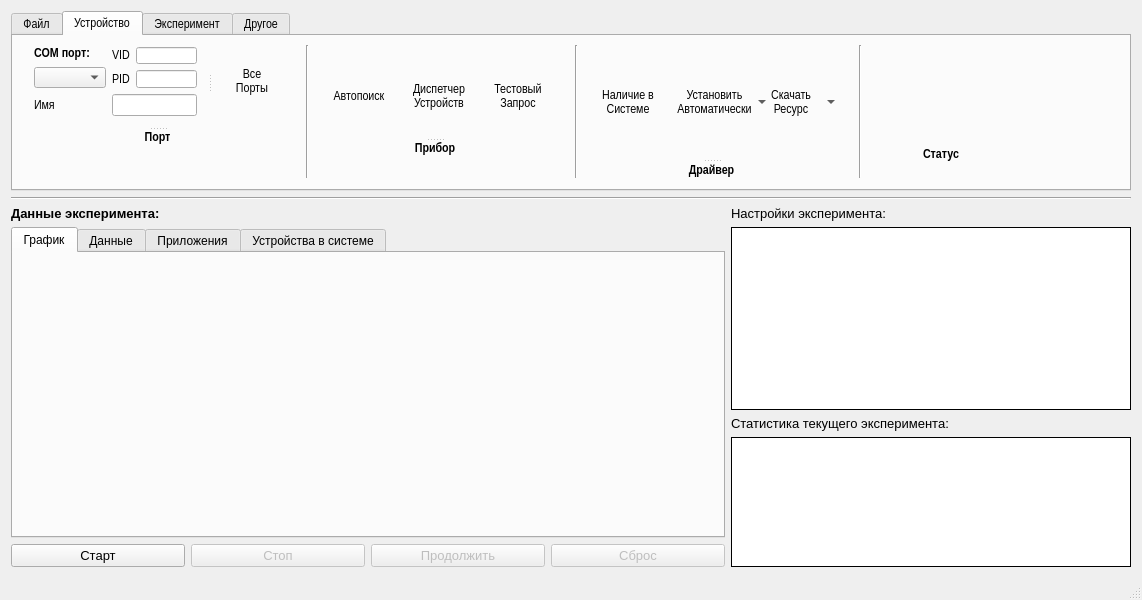
This is mainwindow.ui in gurmaaan/WeldAnalysis as Qt 5 draws it before an edit. The edited form follows.
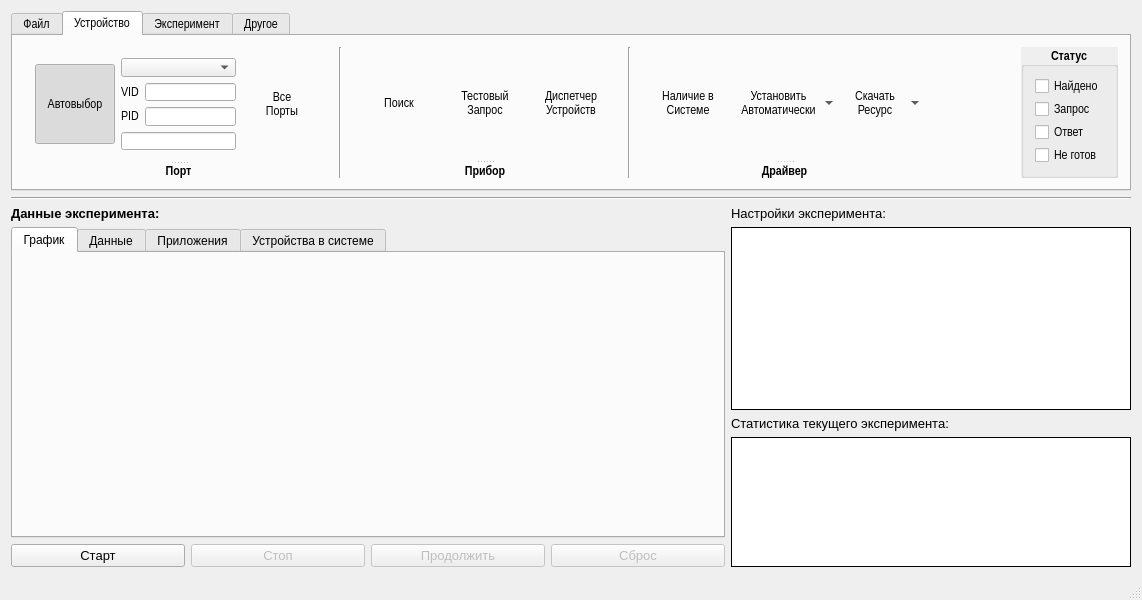
This is the edited form. Icons and pictures are not drawn. Custom widgets are drawn as their Qt base class.

```diff
--- a/mainwindow.ui
+++ b/mainwindow.ui
@@ -527,58 +527,211 @@
        <attribute name="title">
         <string>Устройство</string>
        </attribute>
+       <layout class="QHBoxLayout" name="horizontalLayout_12">
+        <item>
+         <widget class="QSplitter" name="splitter_2">
+          <property name="orientation">
+           <enum>Qt::Vertical</enum>
+          </property>
+          <widget class="QWidget" name="layoutWidget">
+           <layout class="QHBoxLayout" name="horizontalLayout_10">
+            <item>
+             <widget class="QToolButton" name="menu_device_port__">
+              <property name="sizePolicy">
+               <sizepolicy hsizetype="Fixed" vsizetype="Fixed">
+                <horstretch>0</horstretch>
+                <verstretch>0</verstretch>
+               </sizepolicy>
+              </property>
+              <property name="minimumSize">
+               <size>
+                <width>80</width>
+                <height>80</height>
+               </size>
+              </property>
+              <property name="toolTip">
+               <string>Просмотр всех подключенных устройств, найденных в системе (Включая HID)</string>
+              </property>
+              <property name="statusTip">
+               <string>Просмотр всех подключенных устройств, найденных в системе (Включая HID) </string>
+              </property>
+              <property name="text">
+               <string>Автовыбор</string>
+              </property>
+              <property name="icon">
+               <iconset resource="sources.qrc">
+                <normaloff>:/GUI/Icons/Device/USBGood.png</normaloff>:/GUI/Icons/Device/USBGood.png</iconset>
+              </property>
+              <property name="iconSize">
+               <size>
+                <width>50</width>
+                <height>50</height>
+               </size>
+              </property>
+              <property name="checkable">
+               <bool>true</bool>
+              </property>
+              <property name="checked">
+               <bool>true</bool>
+              </property>
+              <property name="toolButtonStyle">
+               <enum>Qt::ToolButtonTextUnderIcon</enum>
+              </property>
+              <property name="autoRaise">
+               <bool>true</bool>
+              </property>
+              <property name="arrowType">
+               <enum>Qt::NoArrow</enum>
+              </property>
+             </widget>
+            </item>
+            <item>
+             <layout class="QVBoxLayout" name="verticalLayout_5">
+              <item>
+               <widget class="QComboBox" name="menu_device_port_com_combobox">
+                <property name="enabled">
+                 <bool>true</bool>
+                </property>
+               </widget>
+              </item>
+              <item>
+               <layout class="QHBoxLayout" name="horizontalLayout_7">
+                <item>
+                 <widget class="QLabel" name="menu_device_port_vid_label">
+                  <property name="text">
+                   <string>VID</string>
+                  </property>
+                  <property name="buddy">
+                   <cstring>menu_device_port_vid_edit</cstring>
+                  </property>
+                 </widget>
+                </item>
+                <item>
+                 <widget class="QLineEdit" name="menu_device_port_vid_edit">
+                  <property name="maximumSize">
+                   <size>
+                    <width>100</width>
+                    <height>16777215</height>
+                   </size>
+                  </property>
+                  <property name="readOnly">
+                   <bool>true</bool>
+                  </property>
+                 </widget>
+                </item>
+               </layout>
+              </item>
+              <item>
+               <layout class="QHBoxLayout" name="horizontalLayout_9">
+                <item>
+                 <widget class="QLabel" name="menu_device_port_pid_label">
+                  <property name="text">
+                   <string>PID</string>
+                  </property>
+                  <property name="buddy">
+                   <cstring>menu_device_port_pid_edit</cstring>
+                  </property>
+                 </widget>
+                </item>
+                <item>
+                 <widget class="QLineEdit" name="menu_device_port_pid_edit">
+                  <property name="maximumSize">
+                   <size>
+                    <width>100</width>
+                    <height>16777215</height>
+                   </size>
+                  </property>
+                  <property name="readOnly">
+                   <bool>true</bool>
+                  </property>
+                 </widget>
+                </item>
+               </layout>
+              </item>
+              <item>
+               <widget class="QLineEdit" name="menu_device_port_name_edit"/>
+              </item>
+             </layout>
+            </item>
+            <item>
+             <widget class="QToolButton" name="menu_device_port_allButton">
+              <property name="sizePolicy">
+               <sizepolicy hsizetype="Fixed" vsizetype="Fixed">
+                <horstretch>0</horstretch>
+                <verstretch>0</verstretch>
+               </sizepolicy>
+              </property>
+              <property name="minimumSize">
+               <size>
+                <width>80</width>
+                <height>80</height>
+               </size>
+              </property>
+              <property name="toolTip">
+               <string>Просмотр всех подключенных устройств, найденных в системе (Включая HID)</string>
+              </property>
+              <property name="statusTip">
+               <string>Просмотр всех подключенных устройств, найденных в системе (Включая HID) </string>
+              </property>
+              <property name="text">
+               <string>Все
+Порты</string>
+              </property>
+              <property name="icon">
+               <iconset resource="sources.qrc">
+                <normaloff>:/GUI/Icons/Device/PortManual.png</normaloff>:/GUI/Icons/Device/PortManual.png</iconset>
+              </property>
+              <property name="iconSize">
+               <size>
+                <width>50</width>
+                <height>50</height>
+               </size>
+              </property>
+              <property name="shortcut">
+               <string>Ctrl+Shift+F</string>
+              </property>
+              <property name="toolButtonStyle">
+               <enum>Qt::ToolButtonTextUnderIcon</enum>
+              </property>
+              <property name="autoRaise">
+               <bool>true</bool>
+              </property>
+             </widget>
+            </item>
+           </layout>
+          </widget>
+          <widget class="QLabel" name="menu_device_port_label">
+           <property name="font">
+            <font>
+             <weight>75</weight>
+             <bold>true</bold>
+            </font>
+           </property>
+           <property name="text">
+            <string>Порт</string>
+           </property>
+           <property name="alignment">
+            <set>Qt::AlignCenter</set>
+           </property>
+           <property name="buddy">
+            <cstring>menu_device_port_com_combobox</cstring>
+           </property>
+          </widget>
+         </widget>
+        </item>
+        <item>
        <widget class="Line" name="menu_device_1_line">
-        <property name="geometry">
-         <rect>
-          <x>286</x>
-          <y>9</y>
-          <width>16</width>
-          <height>133</height>
-         </rect>
-        </property>
         <property name="orientation">
          <enum>Qt::Vertical</enum>
         </property>
        </widget>
-       <widget class="Line" name="menu_device_1_line_2">
-        <property name="geometry">
-         <rect>
-          <x>555</x>
-          <y>9</y>
-          <width>16</width>
-          <height>133</height>
-         </rect>
-        </property>
-        <property name="orientation">
-         <enum>Qt::Vertical</enum>
-        </property>
-       </widget>
-       <widget class="Line" name="menu_device_1_line_3">
-        <property name="geometry">
-         <rect>
-          <x>839</x>
-          <y>9</y>
-          <width>16</width>
-          <height>133</height>
-         </rect>
-        </property>
-        <property name="orientation">
-         <enum>Qt::Vertical</enum>
-        </property>
-       </widget>
+        </item>
+        <item>
        <widget class="QSplitter" name="splitter_4">
-        <property name="geometry">
-         <rect>
-          <x>295</x>
-          <y>9</y>
-          <width>254</width>
-          <height>110</height>
-         </rect>
-        </property>
         <property name="orientation">
          <enum>Qt::Vertical</enum>
         </property>
-        <widget class="QWidget" name="">
+          <widget class="QWidget" name="layoutWidget">
          <layout class="QHBoxLayout" name="horizontalLayout_11">
           <item>
            <widget class="QToolButton" name="menu_device_gadget_autoButton">
@@ -607,7 +760,7 @@
              <string>Автоматический поиск подключенного устройства</string>
             </property>
             <property name="text">
-             <string>Автопоиск</string>
+               <string>Поиск</string>
             </property>
             <property name="icon">
              <iconset resource="sources.qrc">
@@ -633,54 +786,6 @@
             </property>
            </widget>
           </item>
-          <item>
-           <widget class="QToolButton" name="menu_device_port_winManager_button">
-            <property name="sizePolicy">
-             <sizepolicy hsizetype="Fixed" vsizetype="Fixed">
-              <horstretch>0</horstretch>
-              <verstretch>0</verstretch>
-             </sizepolicy>
-            </property>
-            <property name="minimumSize">
-             <size>
-              <width>80</width>
-              <height>80</height>
-             </size>
-            </property>
-            <property name="mouseTracking">
-             <bool>true</bool>
-            </property>
-            <property name="toolTip">
-             <string>Открыть диспетчер устройств Windows</string>
-            </property>
-            <property name="statusTip">
-             <string>Открыть диспетчер устройств Windows</string>
-            </property>
-            <property name="layoutDirection">
-             <enum>Qt::LeftToRight</enum>
-            </property>
-            <property name="text">
-             <string>Диспетчер
-Устройств</string>
-            </property>
-            <property name="icon">
-             <iconset resource="sources.qrc">
-              <normaloff>:/GUI/Icons/Device/DeviceManager.png</normaloff>:/GUI/Icons/Device/DeviceManager.png</iconset>
-            </property>
-            <property name="iconSize">
-             <size>
-              <width>50</width>
-              <height>50</height>
-             </size>
-            </property>
-            <property name="toolButtonStyle">
-             <enum>Qt::ToolButtonTextUnderIcon</enum>
-            </property>
-            <property name="autoRaise">
-             <bool>true</bool>
-            </property>
-           </widget>
-          </item>
           <item>
            <widget class="QToolButton" name="menu_device_gadget_test_button">
             <property name="sizePolicy">
@@ -735,6 +840,54 @@
             </property>
            </widget>
           </item>
+            <item>
+             <widget class="QToolButton" name="menu_device_port_winManager_button">
+              <property name="sizePolicy">
+               <sizepolicy hsizetype="Fixed" vsizetype="Fixed">
+                <horstretch>0</horstretch>
+                <verstretch>0</verstretch>
+               </sizepolicy>
+              </property>
+              <property name="minimumSize">
+               <size>
+                <width>80</width>
+                <height>80</height>
+               </size>
+              </property>
+              <property name="mouseTracking">
+               <bool>true</bool>
+              </property>
+              <property name="toolTip">
+               <string>Открыть диспетчер устройств Windows</string>
+              </property>
+              <property name="statusTip">
+               <string>Открыть диспетчер устройств Windows</string>
+              </property>
+              <property name="layoutDirection">
+               <enum>Qt::LeftToRight</enum>
+              </property>
+              <property name="text">
+               <string>Диспетчер
+Устройств</string>
+              </property>
+              <property name="icon">
+               <iconset resource="sources.qrc">
+                <normaloff>:/GUI/Icons/Device/DeviceManager.png</normaloff>:/GUI/Icons/Device/DeviceManager.png</iconset>
+              </property>
+              <property name="iconSize">
+               <size>
+                <width>50</width>
+                <height>50</height>
+               </size>
+              </property>
+              <property name="toolButtonStyle">
+               <enum>Qt::ToolButtonTextUnderIcon</enum>
+              </property>
+              <property name="autoRaise">
+               <bool>true</bool>
+              </property>
+             </widget>
+            </item>
          </layout>
         </widget>
         <widget class="QLabel" name="menu_device_gadget_label">
@@ -755,19 +908,20 @@
          </property>
         </widget>
        </widget>
+        </item>
+        <item>
+         <widget class="Line" name="menu_device_1_line_2">
+          <property name="orientation">
+           <enum>Qt::Vertical</enum>
+          </property>
+         </widget>
+        </item>
+        <item>
        <widget class="QSplitter" name="splitter_5">
-        <property name="geometry">
-         <rect>
-          <x>564</x>
-          <y>9</y>
-          <width>269</width>
-          <height>133</height>
-         </rect>
-        </property>
         <property name="orientation">
          <enum>Qt::Vertical</enum>
         </property>
-        <widget class="QWidget" name="">
+          <widget class="QWidget" name="layoutWidget">
          <layout class="QHBoxLayout" name="horizontalLayout_3">
           <item>
            <widget class="QToolButton" name="menu_device_driverInfo_button">
@@ -927,202 +1081,100 @@
          </property>
         </widget>
        </widget>
-       <widget class="QSplitter" name="splitter_2">
-        <property name="geometry">
-         <rect>
-          <x>910</x>
-          <y>110</y>
-          <width>36</width>
-          <height>16</height>
-         </rect>
-        </property>
+        </item>
+        <item>
+         <spacer name="horizontalSpacer">
         <property name="orientation">
-         <enum>Qt::Vertical</enum>
-        </property>
-        <widget class="QLabel" name="menu_device_status_label">
+           <enum>Qt::Horizontal</enum>
+          </property>
+          <property name="sizeHint" stdset="0">
+           <size>
+            <width>59</width>
+            <height>20</height>
+           </size>
+          </property>
+         </spacer>
+        </item>
+        <item>
+         <widget class="QGroupBox" name="groupBox">
          <property name="font">
           <font>
            <weight>75</weight>
            <bold>true</bold>
           </font>
          </property>
-         <property name="text">
+          <property name="autoFillBackground">
+           <bool>true</bool>
+          </property>
+          <property name="title">
           <string>Статус</string>
          </property>
          <property name="alignment">
-          <set>Qt::AlignCenter</set>
-         </property>
-         <property name="buddy">
-          <cstring>menu_device_driverInfo_button</cstring>
-         </property>
-        </widget>
-       </widget>
-       <widget class="QSplitter" name="splitter_6">
-        <property name="geometry">
-         <rect>
-          <x>10</x>
-          <y>0</y>
-          <width>269</width>
-          <height>108</height>
-         </rect>
-        </property>
-        <property name="orientation">
-         <enum>Qt::Vertical</enum>
-        </property>
-        <widget class="QSplitter" name="splitter_3">
-         <property name="orientation">
-          <enum>Qt::Horizontal</enum>
-         </property>
-         <widget class="QWidget" name="">
-          <layout class="QFormLayout" name="formLayout_2">
-           <item row="0" column="0">
-            <layout class="QVBoxLayout" name="verticalLayout_5">
-             <item>
-              <widget class="QLabel" name="menu_device_port_comLabel">
-               <property name="text">
-                <string>&lt;html&gt;&lt;head/&gt;&lt;body&gt;&lt;p&gt;&lt;span style=&quot; font-weight:600;&quot;&gt;COM порт:&lt;/span&gt;&lt;/p&gt;&lt;/body&gt;&lt;/html&gt;</string>
-               </property>
-               <property name="buddy">
-                <cstring>menu_device_port_comCombo</cstring>
-               </property>
-              </widget>
-             </item>
-             <item>
-              <widget class="QComboBox" name="menu_device_port_comCombo"/>
-             </item>
-            </layout>
-           </item>
-           <item row="0" column="1">
-            <layout class="QFormLayout" name="formLayout">
-             <item row="0" column="0">
-              <widget class="QLabel" name="menu_device_port_vidLabel">
-               <property name="text">
-                <string>VID</string>
-               </property>
-               <property name="buddy">
-                <cstring>menu_device_port_vidEdit</cstring>
-               </property>
-              </widget>
-             </item>
-             <item row="0" column="1">
-              <widget class="QLineEdit" name="menu_device_port_vidEdit">
-               <property name="maximumSize">
-                <size>
-                 <width>100</width>
-                 <height>16777215</height>
-                </size>
-               </property>
-               <property name="clearButtonEnabled">
+           <set>Qt::AlignBottom|Qt::AlignHCenter</set>
+          </property>
+          <property name="checkable">
                 <bool>false</bool>
                </property>
-              </widget>
-             </item>
-             <item row="1" column="0">
-              <widget class="QLabel" name="menu_device_port_pidLabel">
+          <layout class="QVBoxLayout" name="verticalLayout_9">
+           <item>
+            <widget class="QCheckBox" name="menu_device_status_found">
+             <property name="font">
+              <font>
+               <weight>50</weight>
+               <bold>false</bold>
+              </font>
+             </property>
                <property name="text">
-                <string>PID</string>
-               </property>
-               <property name="buddy">
-                <cstring>menu_device_port_pidEdit</cstring>
-               </property>
-              </widget>
-             </item>
-             <item row="1" column="1">
-              <widget class="QLineEdit" name="menu_device_port_pidEdit">
-               <property name="maximumSize">
-                <size>
-                 <width>100</width>
-                 <height>16777215</height>
-                </size>
-               </property>
-               <property name="readOnly">
-                <bool>true</bool>
-               </property>
-              </widget>
-             </item>
-            </layout>
-           </item>
-           <item row="1" column="0">
-            <widget class="QLabel" name="menu_device_port_nameLabel">
+              <string>Найдено</string>
+             </property>
+            </widget>
+           </item>
+           <item>
+            <widget class="QCheckBox" name="menu_device_status_query">
+             <property name="font">
+              <font>
+               <weight>50</weight>
+               <bold>false</bold>
+              </font>
+             </property>
              <property name="text">
-              <string>Имя</string>
+              <string>Запрос</string>
              </property>
              <property name="buddy">
               <cstring>menu_device_port_nameEdit</cstring>
              </property>
             </widget>
            </item>
-           <item row="1" column="1">
-            <widget class="QLineEdit" name="menu_device_port_nameEdit">
-             <property name="readOnly">
-              <bool>true</bool>
+           <item>
+            <widget class="QCheckBox" name="menu_device_status_request">
+             <property name="font">
+              <font>
+               <weight>50</weight>
+               <bold>false</bold>
+              </font>
              </property>
-            </widget>
-           </item>
-          </layout>
-         </widget>
-         <widget class="QToolButton" name="menu_device_port_allButton">
-          <property name="sizePolicy">
-           <sizepolicy hsizetype="Fixed" vsizetype="Fixed">
-            <horstretch>0</horstretch>
-            <verstretch>0</verstretch>
-           </sizepolicy>
-          </property>
-          <property name="minimumSize">
-           <size>
-            <width>80</width>
-            <height>80</height>
-           </size>
-          </property>
-          <property name="toolTip">
-           <string>Просмотр всех подключенных устройств, найденных в системе (Включая HID)</string>
-          </property>
-          <property name="statusTip">
-           <string>Просмотр всех подключенных устройств, найденных в системе (Включая HID) </string>
-          </property>
           <property name="text">
-           <string>Все
-Порты</string>
-          </property>
-          <property name="icon">
-           <iconset resource="sources.qrc">
-            <normaloff>:/GUI/Icons/Device/PortManual.png</normaloff>:/GUI/Icons/Device/PortManual.png</iconset>
-          </property>
-          <property name="iconSize">
-           <size>
-            <width>50</width>
-            <height>50</height>
-           </size>
-          </property>
-          <property name="shortcut">
-           <string>Ctrl+Shift+F</string>
-          </property>
-          <property name="toolButtonStyle">
-           <enum>Qt::ToolButtonTextUnderIcon</enum>
-          </property>
-          <property name="autoRaise">
-           <bool>true</bool>
-          </property>
-         </widget>
-        </widget>
-        <widget class="QLabel" name="menu_device_port_label">
+              <string>Ответ</string>
+             </property>
+            </widget>
+           </item>
+           <item>
+            <widget class="QCheckBox" name="menu_device_status_ready">
          <property name="font">
           <font>
-           <weight>75</weight>
-           <bold>true</bold>
+               <weight>50</weight>
+               <bold>false</bold>
           </font>
          </property>
          <property name="text">
-          <string>Порт</string>
-         </property>
-         <property name="alignment">
-          <set>Qt::AlignCenter</set>
-         </property>
-         <property name="buddy">
-          <cstring>menu_device_gadget_autoButton</cstring>
-         </property>
-        </widget>
-       </widget>
+              <string>Не готов</string>
+             </property>
+            </widget>
+           </item>
+          </layout>
+         </widget>
+        </item>
+       </layout>
       </widget>
       <widget class="QWidget" name="menu_experiment_tabHeader">
        <property name="toolTip">
```
Left out of the diff: 17 changed lines with no effect on the pictures. Lines whose indentation alone changed are shown as unchanged.
